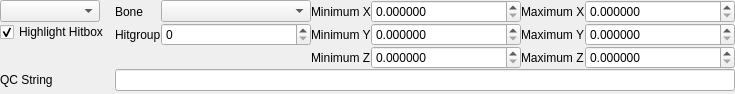
This is src/tools/hlam/ui/assets/studiomodel/dockpanels/StudioModelHitboxesPanel.ui in SamVanheer/HalfLifeAssetManager as Qt 5 draws it before an edit. The edited form follows.
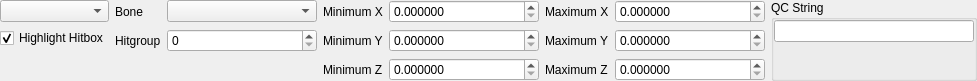
This is the edited form.

Commit message: Streamline UI widgets using SetFixedSize constraint Resolves #165

```diff
--- a/src/tools/hlam/ui/assets/studiomodel/dockpanels/StudioModelHitboxesPanel.ui
+++ b/src/tools/hlam/ui/assets/studiomodel/dockpanels/StudioModelHitboxesPanel.ui
@@ -6,14 +6,20 @@
    <rect>
     <x>0</x>
     <y>0</y>
-    <width>731</width>
-    <height>94</height>
+    <width>941</width>
+    <height>80</height>
    </rect>
   </property>
   <property name="windowTitle">
    <string>Form</string>
   </property>
-  <layout class="QGridLayout" name="gridLayout">
+  <layout class="QHBoxLayout" name="horizontalLayout">
+   <property name="spacing">
+    <number>6</number>
+   </property>
+   <property name="sizeConstraint">
+    <enum>QLayout::SetFixedSize</enum>
+   </property>
    <property name="leftMargin">
     <number>0</number>
    </property>
@@ -26,32 +32,56 @@
    <property name="bottomMargin">
     <number>0</number>
    </property>
-   <property name="spacing">
-    <number>0</number>
-   </property>
-   <item row="0" column="0">
-    <widget class="QComboBox" name="Hitboxes">
-     <property name="sizePolicy">
-      <sizepolicy hsizetype="Fixed" vsizetype="Fixed">
-       <horstretch>0</horstretch>
-       <verstretch>0</verstretch>
-      </sizepolicy>
-     </property>
-     <property name="minimumSize">
-      <size>
-       <width>100</width>
-       <height>0</height>
-      </size>
-     </property>
-     <property name="maximumSize">
-      <size>
-       <width>100</width>
-       <height>16777215</height>
-      </size>
-     </property>
-    </widget>
+   <item>
+    <layout class="QVBoxLayout" name="verticalLayout_2">
+     <item>
+      <widget class="QComboBox" name="Hitboxes">
+       <property name="sizePolicy">
+        <sizepolicy hsizetype="Preferred" vsizetype="Fixed">
+         <horstretch>0</horstretch>
+         <verstretch>0</verstretch>
+        </sizepolicy>
+       </property>
+       <property name="minimumSize">
+        <size>
+         <width>100</width>
+         <height>0</height>
+        </size>
+       </property>
+       <property name="maximumSize">
+        <size>
+         <width>16777215</width>
+         <height>16777215</height>
+        </size>
+       </property>
+      </widget>
+     </item>
+     <item>
+      <widget class="QCheckBox" name="HighlightHitbox">
+       <property name="text">
+        <string>Highlight Hitbox</string>
+       </property>
+       <property name="checked">
+        <bool>true</bool>
+       </property>
+      </widget>
+     </item>
+     <item>
+      <spacer name="verticalSpacer">
+       <property name="orientation">
+        <enum>Qt::Vertical</enum>
+       </property>
+       <property name="sizeHint" stdset="0">
+        <size>
+         <width>20</width>
+         <height>0</height>
+        </size>
+       </property>
+      </spacer>
+     </item>
+    </layout>
    </item>
-   <item row="0" column="2" rowspan="3">
+   <item>
     <layout class="QGridLayout" name="gridLayout_2">
      <item row="0" column="0">
       <widget class="QLabel" name="label">
@@ -351,91 +381,75 @@
        </property>
       </widget>
      </item>
+     <item row="3" column="2">
+      <spacer name="verticalSpacer_3">
+       <property name="orientation">
+        <enum>Qt::Vertical</enum>
+       </property>
+       <property name="sizeHint" stdset="0">
+        <size>
+         <width>20</width>
+         <height>0</height>
+        </size>
+       </property>
+      </spacer>
+     </item>
     </layout>
    </item>
-   <item row="2" column="0">
-    <spacer name="verticalSpacer">
-     <property name="orientation">
-      <enum>Qt::Vertical</enum>
-     </property>
-     <property name="sizeHint" stdset="0">
-      <size>
-       <width>20</width>
-       <height>0</height>
-      </size>
-     </property>
-    </spacer>
-   </item>
-   <item row="3" column="0">
-    <widget class="QLabel" name="label_2">
-     <property name="text">
+   <item>
+    <widget class="QGroupBox" name="groupBox">
+     <property name="title">
       <string>QC String</string>
      </property>
-    </widget>
-   </item>
-   <item row="0" column="1">
-    <spacer name="horizontalSpacer_2">
-     <property name="orientation">
-      <enum>Qt::Horizontal</enum>
-     </property>
-     <property name="sizeType">
-      <enum>QSizePolicy::Fixed</enum>
-     </property>
-     <property name="sizeHint" stdset="0">
-      <size>
-       <width>6</width>
-       <height>20</height>
-      </size>
-     </property>
-    </spacer>
-   </item>
-   <item row="3" column="2">
-    <widget class="QLineEdit" name="QCString">
-     <property name="sizePolicy">
-      <sizepolicy hsizetype="Minimum" vsizetype="Fixed">
-       <horstretch>0</horstretch>
-       <verstretch>0</verstretch>
-      </sizepolicy>
-     </property>
-     <property name="readOnly">
+     <property name="flat">
       <bool>true</bool>
      </property>
-    </widget>
-   </item>
-   <item row="0" column="3">
-    <spacer name="horizontalSpacer">
-     <property name="orientation">
-      <enum>Qt::Horizontal</enum>
-     </property>
-     <property name="sizeHint" stdset="0">
-      <size>
-       <width>0</width>
-       <height>20</height>
-      </size>
-     </property>
-    </spacer>
-   </item>
-   <item row="4" column="0">
-    <spacer name="verticalSpacer_2">
-     <property name="orientation">
-      <enum>Qt::Vertical</enum>
-     </property>
-     <property name="sizeHint" stdset="0">
-      <size>
-       <width>20</width>
-       <height>0</height>
-      </size>
-     </property>
-    </spacer>
-   </item>
-   <item row="1" column="0">
-    <widget class="QCheckBox" name="HighlightHitbox">
-     <property name="text">
-      <string>Highlight Hitbox</string>
-     </property>
-     <property name="checked">
-      <bool>true</bool>
-     </property>
+     <layout class="QVBoxLayout" name="verticalLayout">
+      <property name="leftMargin">
+       <number>0</number>
+      </property>
+      <property name="topMargin">
+       <number>0</number>
+      </property>
+      <property name="rightMargin">
+       <number>0</number>
+      </property>
+      <property name="bottomMargin">
+       <number>0</number>
+      </property>
+      <item>
+       <widget class="QLineEdit" name="QCString">
+        <property name="sizePolicy">
+         <sizepolicy hsizetype="Expanding" vsizetype="Fixed">
+          <horstretch>0</horstretch>
+          <verstretch>0</verstretch>
+         </sizepolicy>
+        </property>
+        <property name="minimumSize">
+         <size>
+          <width>200</width>
+          <height>0</height>
+         </size>
+        </property>
+        <property name="readOnly">
+         <bool>true</bool>
+        </property>
+       </widget>
+      </item>
+      <item>
+       <spacer name="verticalSpacer_2">
+        <property name="orientation">
+         <enum>Qt::Vertical</enum>
+        </property>
+        <property name="sizeHint" stdset="0">
+         <size>
+          <width>20</width>
+          <height>0</height>
+         </size>
+        </property>
+       </spacer>
+      </item>
+     </layout>
     </widget>
    </item>
   </layout>
```
Left out of the diff: 208 changed lines with no effect on the pictures. The commit also changes 13 other files.
